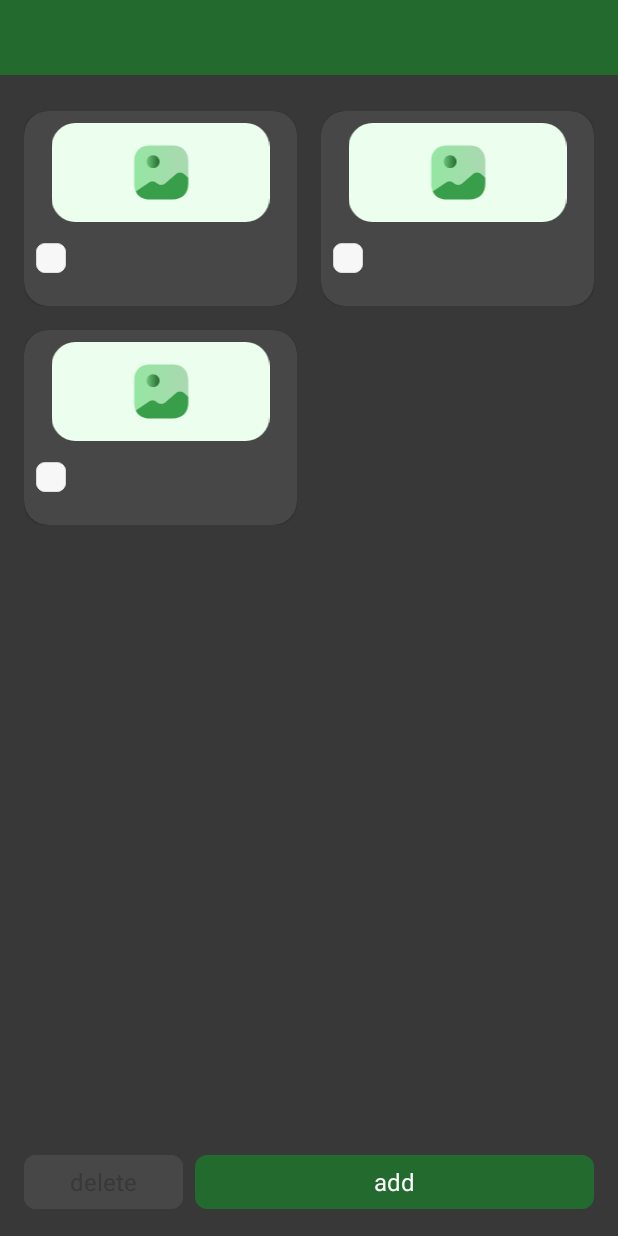
After one commit to NandityaNuswatama/GoalsCatcher, an Android app: the layout activity_goals.xml on its own in the app's theme, with its tools: preview values and no code run, on a phone screen of 412 x 824 dp. The commit adds this screen. Run offline under Robolectric (Android 15) with nearby library versions, the phone set to English and light mode, and no system bars; Roboto replaces fonts that are not available here.

Commit message:
feat(goals): create GoalsActivity

```diff
--- a/app/src/main/AndroidManifest.xml
+++ b/app/src/main/AndroidManifest.xml
@@ -13,6 +13,9 @@
         android:supportsRtl="true"
         android:theme="@style/Theme.GoalsCatcher"
         tools:targetApi="31">
+        <activity
+            android:name=".view.GoalsActivity"
+            android:exported="false" />
         <activity
             android:name=".view.DetailGoalActivity"
             android:exported="false" />
--- a/app/src/main/java/com/nandits/goalscatcher/utils/BundleKeys.kt
+++ b/app/src/main/java/com/nandits/goalscatcher/utils/BundleKeys.kt
@@ -3,4 +3,5 @@ package com.nandits.goalscatcher.utils
 object BundleKeys {
     const val INPUT_TEXT_CONFIG = "INPUT_TEXT_CONFIG"
     const val GOAL = "GOAL"
+    const val CATEGORY = "CATEGORY"
 }
--- /dev/null
+++ b/app/src/main/java/com/nandits/goalscatcher/view/GoalsActivity.kt
@@ -0,0 +1,29 @@
+package com.nandits.goalscatcher.view
+
+import android.content.Intent
+import android.os.Bundle
+import com.nandits.goalscatcher.base.BaseActivity
+import com.nandits.goalscatcher.data.Category
+import com.nandits.goalscatcher.data.Goal
+import com.nandits.goalscatcher.databinding.ActivityGoalsBinding
+import com.nandits.goalscatcher.utils.BundleKeys
+
+class GoalsActivity : BaseActivity<ActivityGoalsBinding>() {
+
+    companion object {
+        fun getIntent(category: Category): Intent {
+            return Intent().apply {
+                putExtra(BundleKeys.CATEGORY, category)
+            }
+        }
+    }
+
+    override fun getViewBinding(): ActivityGoalsBinding {
+        return ActivityGoalsBinding.inflate(layoutInflater)
+    }
+
+    override fun onCreate(savedInstanceState: Bundle?) {
+        super.onCreate(savedInstanceState)
+
+    }
+}
--- /dev/null
+++ b/app/src/main/res/color/selector_red_surface.xml
@@ -0,0 +1,5 @@
+<?xml version="1.0" encoding="utf-8"?>
+<selector xmlns:android="http://schemas.android.com/apk/res/android">
+    <item android:state_enabled="true" android:color="#CB2727" />
+    <item android:color="#383838" />
+</selector>
--- /dev/null
+++ b/app/src/main/res/color/selector_transparent_red_light.xml
@@ -0,0 +1,5 @@
+<?xml version="1.0" encoding="utf-8"?>
+<selector xmlns:android="http://schemas.android.com/apk/res/android">
+    <item android:state_activated="true" android:color="#FF7575" />
+    <item android:color="#00FFFFFF" />
+</selector>
--- /dev/null
+++ b/app/src/main/res/color/selector_white_surface_light.xml
@@ -0,0 +1,5 @@
+<?xml version="1.0" encoding="utf-8"?>
+<selector xmlns:android="http://schemas.android.com/apk/res/android">
+    <item android:color="#FFFFFF" android:state_enabled="true" />
+    <item android:color="#474747" />
+</selector>
--- /dev/null
+++ b/app/src/main/res/drawable/img_placeholder.xml
@@ -0,0 +1,54 @@
+<vector xmlns:android="http://schemas.android.com/apk/res/android"
+    xmlns:aapt="http://schemas.android.com/aapt"
+    android:width="145dp"
+    android:height="66dp"
+    android:viewportWidth="145"
+    android:viewportHeight="66">
+  <path
+      android:pathData="M16,0L129,0A16,16 0,0 1,145 16L145,50A16,16 0,0 1,129 66L16,66A16,16 0,0 1,0 50L0,16A16,16 0,0 1,16 0z"
+      android:fillColor="#ECFFEF"/>
+  <path
+      android:pathData="M91,25.46V36.42L88.07,33.9C87.35,33.31 86.45,32.99 85.53,32.99C84.6,32.99 83.71,33.31 82.99,33.9L75.5,40.32C74.79,40.91 73.89,41.23 72.97,41.23C72.04,41.23 71.14,40.91 70.43,40.32L69.82,39.82C69.16,39.27 68.34,38.96 67.48,38.91C66.63,38.86 65.78,39.1 65.06,39.57L56.21,45.51L56.01,45.65C55.31,44.04 54.96,42.3 55,40.54V25.46C55,18.91 58.91,15 65.46,15H80.54C87.09,15 91,18.91 91,25.46Z"
+      android:strokeAlpha="0.4"
+      android:fillAlpha="0.4">
+    <aapt:attr name="android:fillColor">
+      <gradient
+          android:startX="55"
+          android:startY="30.33"
+          android:endX="91"
+          android:endY="30.33"
+          android:type="linear">
+        <item android:offset="0" android:color="#FF10C12C"/>
+        <item android:offset="1" android:color="#FF469D54"/>
+      </gradient>
+    </aapt:attr>
+  </path>
+  <path
+      android:pathData="M71.88,25.8C71.88,26.64 71.63,27.47 71.16,28.17C70.69,28.88 70.02,29.42 69.24,29.75C68.46,30.07 67.6,30.16 66.77,29.99C65.94,29.83 65.18,29.42 64.58,28.82C63.98,28.22 63.57,27.46 63.41,26.63C63.24,25.8 63.33,24.94 63.65,24.16C63.98,23.38 64.52,22.71 65.23,22.24C65.93,21.78 66.76,21.52 67.6,21.52C68.74,21.53 69.82,21.98 70.62,22.78C71.42,23.58 71.88,24.67 71.88,25.8Z">
+    <aapt:attr name="android:fillColor">
+      <gradient
+          android:startX="63.33"
+          android:startY="25.8"
+          android:endX="71.88"
+          android:endY="25.8"
+          android:type="linear">
+        <item android:offset="0" android:color="#B256B865"/>
+        <item android:offset="1" android:color="#FF236A2E"/>
+      </gradient>
+    </aapt:attr>
+  </path>
+  <path
+      android:pathData="M91,36.42V40.54C91,47.09 87.09,51 80.54,51H65.46C60.87,51 57.56,49.07 56.01,45.65L56.21,45.51L65.06,39.57C65.78,39.1 66.63,38.86 67.48,38.91C68.34,38.96 69.16,39.27 69.82,39.82L70.43,40.32C71.14,40.91 72.04,41.23 72.97,41.23C73.89,41.23 74.79,40.91 75.5,40.32L82.99,33.9C83.71,33.31 84.6,32.99 85.53,32.99C86.45,32.99 87.35,33.31 88.07,33.9L91,36.42Z">
+    <aapt:attr name="android:fillColor">
+      <gradient
+          android:startX="56.01"
+          android:startY="42"
+          android:endX="53.2"
+          android:endY="42"
+          android:type="linear">
+        <item android:offset="0" android:color="#C908841C"/>
+        <item android:offset="1" android:color="#D159DE6E"/>
+      </gradient>
+    </aapt:attr>
+  </path>
+</vector>
--- /dev/null
+++ b/app/src/main/res/layout/activity_goals.xml
@@ -0,0 +1,63 @@
+<?xml version="1.0" encoding="utf-8"?>
+<androidx.constraintlayout.widget.ConstraintLayout xmlns:android="http://schemas.android.com/apk/res/android"
+    xmlns:app="http://schemas.android.com/apk/res-auto"
+    xmlns:tools="http://schemas.android.com/tools"
+    android:layout_width="match_parent"
+    android:layout_height="match_parent"
+    android:background="@color/colorSurface"
+    tools:context=".view.GoalsActivity">
+
+    <include
+        android:id="@+id/toolbarGoals"
+        layout="@layout/layout_toolbar" />
+
+    <androidx.recyclerview.widget.RecyclerView
+        android:id="@+id/rvGoals"
+        android:layout_width="0dp"
+        android:layout_height="0dp"
+        android:layout_marginHorizontal="8dp"
+        android:layout_marginVertical="16dp"
+        app:layoutManager="androidx.recyclerview.widget.StaggeredGridLayoutManager"
+        app:layout_constraintBottom_toTopOf="@id/llContainerButton"
+        app:layout_constraintEnd_toEndOf="parent"
+        app:layout_constraintStart_toStartOf="parent"
+        app:layout_constraintTop_toBottomOf="@id/toolbarGoals"
+        app:spanCount="2"
+        tools:listitem="@layout/item_detail_goal" />
+
+    <LinearLayout
+        android:id="@+id/llContainerButton"
+        android:layout_width="0dp"
+        android:layout_height="wrap_content"
+        android:orientation="horizontal"
+        android:paddingHorizontal="16dp"
+        android:paddingVertical="12dp"
+        android:weightSum="7"
+        app:layout_constraintBottom_toBottomOf="parent"
+        app:layout_constraintEnd_toEndOf="parent"
+        app:layout_constraintStart_toStartOf="parent">
+
+        <com.google.android.material.button.MaterialButton
+            android:id="@+id/btnDelete"
+            style="@style/WhiteDangerButtonStyle"
+            android:layout_width="0dp"
+            android:layout_height="wrap_content"
+            android:layout_marginEnd="4dp"
+            android:layout_weight="2"
+            android:enabled="false"
+            android:text="@string/label_delete"
+            app:cornerRadius="8dp" />
+
+        <com.google.android.material.button.MaterialButton
+            android:id="@+id/btnAdd"
+            style="@style/PrimaryButtonStyle"
+            android:layout_width="0dp"
+            android:layout_height="wrap_content"
+            android:layout_marginStart="4dp"
+            android:layout_weight="5"
+            android:text="@string/label_add"
+            app:cornerRadius="8dp"
+            app:layout_constraintBottom_toBottomOf="parent"
+            app:layout_constraintEnd_toEndOf="parent" />
+    </LinearLayout>
+</androidx.constraintlayout.widget.ConstraintLayout>
--- /dev/null
+++ b/app/src/main/res/layout/item_detail_goal.xml
@@ -0,0 +1,50 @@
+<?xml version="1.0" encoding="utf-8"?>
+<LinearLayout xmlns:android="http://schemas.android.com/apk/res/android"
+    xmlns:app="http://schemas.android.com/apk/res-auto"
+    xmlns:tools="http://schemas.android.com/tools"
+    android:layout_width="match_parent"
+    android:layout_height="wrap_content"
+    android:layout_margin="8dp">
+
+    <com.google.android.material.card.MaterialCardView
+        android:layout_width="match_parent"
+        android:layout_height="wrap_content"
+        app:cardBackgroundColor="@color/colorSurfaceLight"
+        app:cardCornerRadius="16dp"
+        app:contentPadding="8dp"
+        app:strokeColor="@color/selector_transparent_red_light">
+
+        <LinearLayout
+            android:layout_width="match_parent"
+            android:layout_height="wrap_content"
+            android:orientation="vertical">
+
+            <com.google.android.material.imageview.ShapeableImageView
+                android:id="@+id/imgGoal"
+                android:layout_width="match_parent"
+                android:layout_height="150dp"
+                android:scaleType="centerCrop"
+                android:visibility="gone"
+                app:shapeAppearanceOverlay="@style/ShapeAppearanceOverlay.App.16"
+                tools:src="@tools:sample/avatars" />
+
+            <androidx.appcompat.widget.AppCompatImageView
+                android:id="@+id/imgPlaceholder"
+                android:layout_width="match_parent"
+                android:layout_height="wrap_content"
+                android:src="@drawable/img_placeholder" />
+
+            <androidx.appcompat.widget.AppCompatCheckBox
+                android:id="@+id/cbGoal"
+                android:layout_width="match_parent"
+                android:layout_height="wrap_content"
+                android:button="@drawable/selector_check_box"
+                android:ellipsize="end"
+                android:maxLines="3"
+                android:padding="12dp"
+                android:textAppearance="@style/TextBold"
+                android:textSize="14sp"
+                tools:text="@tools:sample/lorem/random" />
+        </LinearLayout>
+    </com.google.android.material.card.MaterialCardView>
+</LinearLayout>
--- a/app/src/main/res/values/style_button.xml
+++ b/app/src/main/res/values/style_button.xml
@@ -17,9 +17,9 @@
     </style>
 
     <style name="WhiteDangerButtonStyle" parent="PrimaryButtonStyle">
-        <item name="android:backgroundTint">@color/colorWhite</item>
+        <item name="android:backgroundTint">@color/selector_white_surface_light</item>
         <item name="android:foreground">?selectableItemBackground</item>
-        <item name="android:textColor">@color/colorRed</item>
+        <item name="android:textColor">@color/selector_red_surface</item>
     </style>
 
     <style name="PrimaryLightButtonStyle" parent="PrimaryButtonStyle">
--- a/app/src/main/res/values/themes.xml
+++ b/app/src/main/res/values/themes.xml
@@ -38,4 +38,8 @@
         <item name="android:windowIsFloating">false</item>
         <item name="android:windowSoftInputMode">adjustResize</item>
     </style>
+
+    <style name="ShapeAppearanceOverlay.App.16" parent="">
+        <item name="cornerSize">16dp</item>
+    </style>
 </resources>
```
